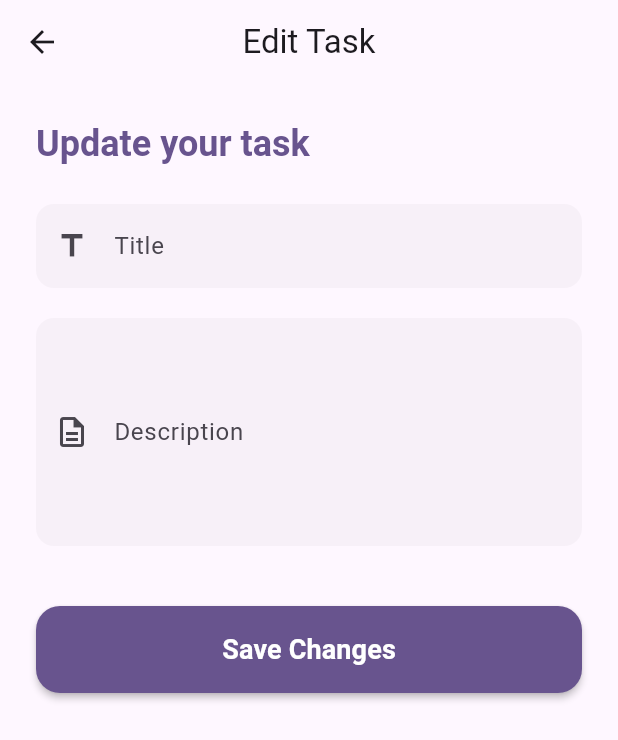
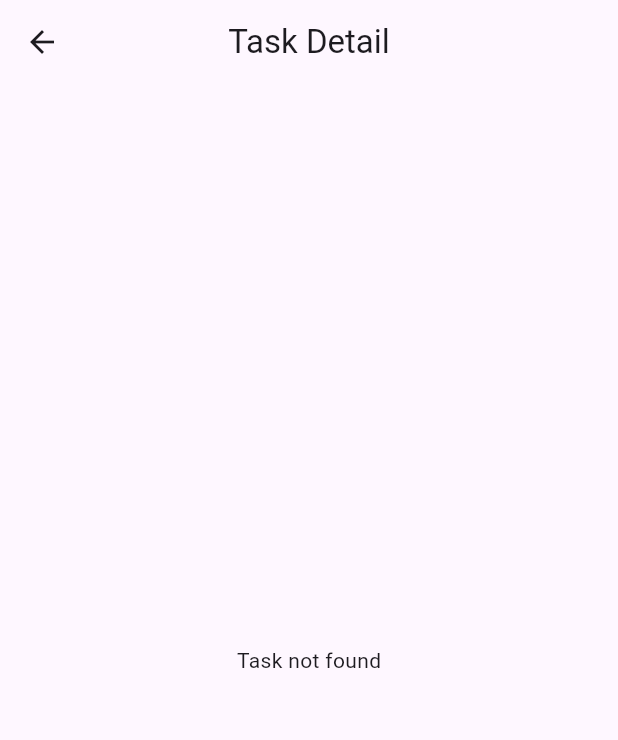
Before and after one commit to eduardc23/personal_task_manager, a Flutter app: the TaskItem widget shown alone on an empty page, opened directly with empty values, after a tap on the "chevron right" icon, on a phone screen of 412 x 824 dp. Shown: the top 740 px of the screen. Run offline on Flutter 3.47's test engine with Material 3 defaults, Android fonts, the phone set to English and light mode, and no system bars; our stand-ins replace flutter_riverpod, freezed_annotation, hive, hive_flutter, riverpod_annotation; accounts and stored records are empty; generated files the repository leaves out were written again.

Commit message:
Add detail screen

```diff
--- /dev/null
+++ b/lib/features/tasks/presentation/screens/task_detail/task_detail_screen.dart
@@ -0,0 +1,140 @@
+import 'package:flutter/material.dart';
+import 'package:flutter_riverpod/flutter_riverpod.dart';
+import 'package:personal_task_manager/core/constants/app_constants.dart';
+import 'package:personal_task_manager/features/tasks/presentation/screens/task_detail/widgets/confirm_dialog.dart';
+import '../../../../../core/error/failure_message_extension.dart';
+import '../../../../../core/utils/context_extensions.dart';
+import '../../providers/task_provider.dart';
+import '../task_form/task_form_screen.dart';
+import 'widgets/task_status_section.dart';
+
+class TaskDetailScreen extends ConsumerWidget {
+  final int taskId;
+
+  const TaskDetailScreen({super.key, required this.taskId});
+
+  Future<void> _confirmDelete(
+    BuildContext context,
+    WidgetRef ref,
+    int taskId,
+  ) async {
+    final confirmed = await showConfirmationDialog(
+      context,
+      title: 'Delete task',
+      content: 'Are you sure you want to delete this task?',
+    );
+
+    if (!confirmed || !context.mounted) return;
+
+    await _deleteTask(context, ref, taskId);
+  }
+
+  Future<void> _deleteTask(
+    BuildContext context,
+    WidgetRef ref,
+    int taskId,
+  ) async {
+    try {
+      await ref.read(tasksProvider.notifier).deleteTask(taskId);
+
+      if (!context.mounted) return;
+
+      Navigator.pop(context);
+    } catch (e) {
+      if (!context.mounted) return;
+      context.showErrorSnackBar(e);
+    }
+  }
+
+  @override
+  Widget build(BuildContext context, WidgetRef ref) {
+    final theme = Theme.of(context);
+
+    final taskState = ref.watch(taskByIdProvider(taskId));
+
+    return Scaffold(
+      appBar: AppBar(
+        title: const Text('Task Detail'),
+        actions: [
+          if (taskState.value != null)
+            IconButton(
+              icon: const Icon(Icons.delete_outline),
+              onPressed: () => _confirmDelete(context, ref, taskId),
+            ),
+        ],
+      ),
+
+      body: taskState.when(
+        data: (currentTask) {
+          if (currentTask == null) {
+            return const Center(child: Text('Task not found'));
+          }
+
+          return Container(
+            decoration: BoxDecoration(color: theme.colorScheme.surface),
+            child: SingleChildScrollView(
+              padding: const EdgeInsets.all(AppConstants.paddingLarge),
+              child: Column(
+                crossAxisAlignment: CrossAxisAlignment.start,
+                children: [
+                  Text(
+                    currentTask.title,
+                    style: theme.textTheme.headlineSmall?.copyWith(
+                      fontWeight: FontWeight.bold,
+                      color: theme.colorScheme.primary,
+                    ),
+                  ),
+                  const SizedBox(height: AppConstants.spacingLarge),
+                  TaskStatusSection(task: currentTask),
+                  const SizedBox(height: AppConstants.spacingLarge),
+                  Text(
+                    'Description',
+                    style: theme.textTheme.titleSmall?.copyWith(
+                      color: theme.colorScheme.secondary,
+                      fontWeight: FontWeight.w600,
+                    ),
+                  ),
+                  const SizedBox(height: AppConstants.spacingSmall),
+                  Text(
+                    currentTask.description,
+                    style: theme.textTheme.bodyLarge?.copyWith(
+                      color: currentTask.description.isEmpty
+                          ? theme.colorScheme.outline
+                          : null,
+                    ),
+                  ),
+                  const SizedBox(height: AppConstants.spacingHuge),
+                  SizedBox(
+                    width: double.infinity,
+                    child: OutlinedButton.icon(
+                      onPressed: () => Navigator.push(
+                        context,
+                        MaterialPageRoute(
+                          builder: (_) => TaskFormScreen(task: currentTask),
+                        ),
+                      ),
+                      label: const Text('Edit Task'),
+                      style: OutlinedButton.styleFrom(
+                        foregroundColor: theme.colorScheme.primary,
+                        padding: const EdgeInsets.symmetric(
+                          vertical: AppConstants.paddingMedium,
+                        ),
+                        shape: RoundedRectangleBorder(
+                          borderRadius: BorderRadius.circular(
+                            AppConstants.borderRadiusLarge,
+                          ),
+                        ),
+                      ),
+                    ),
+                  ),
+                ],
+              ),
+            ),
+          );
+        },
+        loading: () => const Center(child: CircularProgressIndicator()),
+        error: (err, stack) => Center(child: Text(err.toUserMessage())),
+      ),
+    );
+  }
+}
--- a/lib/features/tasks/presentation/screens/task_list/widgets/task_item.dart
+++ b/lib/features/tasks/presentation/screens/task_list/widgets/task_item.dart
@@ -3,7 +3,7 @@ import 'package:flutter_riverpod/flutter_riverpod.dart';
 import 'package:personal_task_manager/core/constants/app_constants.dart';
 import '../../../../domain/entities/task.dart';
 import '../../../providers/task_provider.dart';
-import '../../task_form/task_form_screen.dart';
+import '../../task_detail/task_detail_screen.dart';
 
 class TaskItem extends ConsumerWidget {
   final Task task;
@@ -50,10 +50,15 @@ class TaskItem extends ConsumerWidget {
         child: InkWell(
           borderRadius: BorderRadius.circular(AppConstants.borderRadiusLarge),
           onTap: () {
-            Navigator.push(
-              context,
-              MaterialPageRoute(builder: (_) => TaskFormScreen(task: task)),
-            );
+            final id = task.id;
+            if (id != null) {
+              Navigator.push(
+                context,
+                MaterialPageRoute(
+                  builder: (_) => TaskDetailScreen(taskId: id),
+                ),
+              );
+            }
           },
           child: Padding(
             padding: const EdgeInsets.symmetric(
```
Also changed, not shown: lib/core/utils/context_extensions.dart (added, +15 -0 lines), lib/features/tasks/presentation/providers/task_provider.dart (+9 -0 lines), lib/features/tasks/presentation/screens/task_detail/widgets/confirm_dialog.dart (added, +31 -0 lines), lib/features/tasks/presentation/screens/task_detail/widgets/task_status_section.dart (added, +52 -0 lines), lib/features/tasks/presentation/screens/task_form/task_form_screen.dart (+6 -18 lines), 1 other file.
